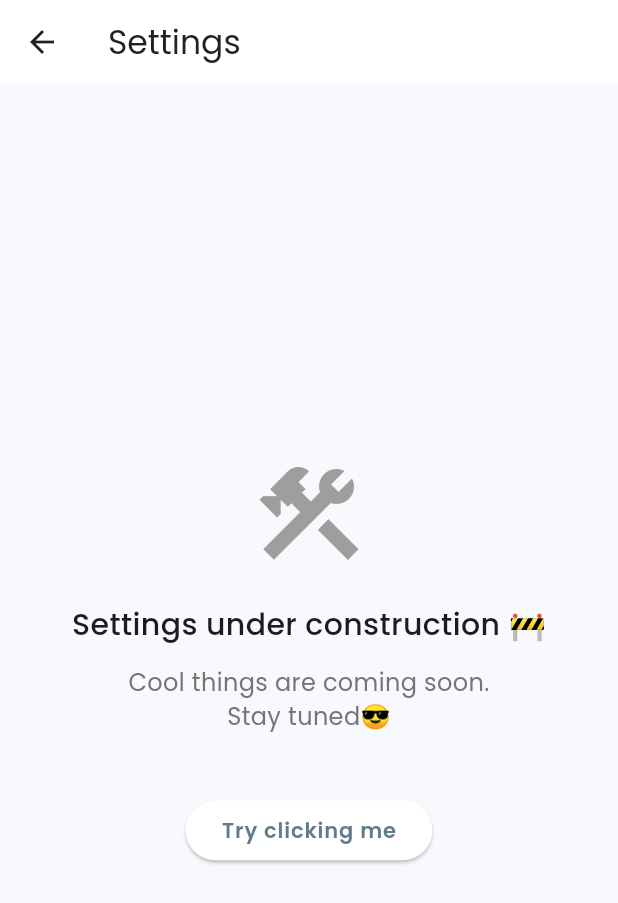
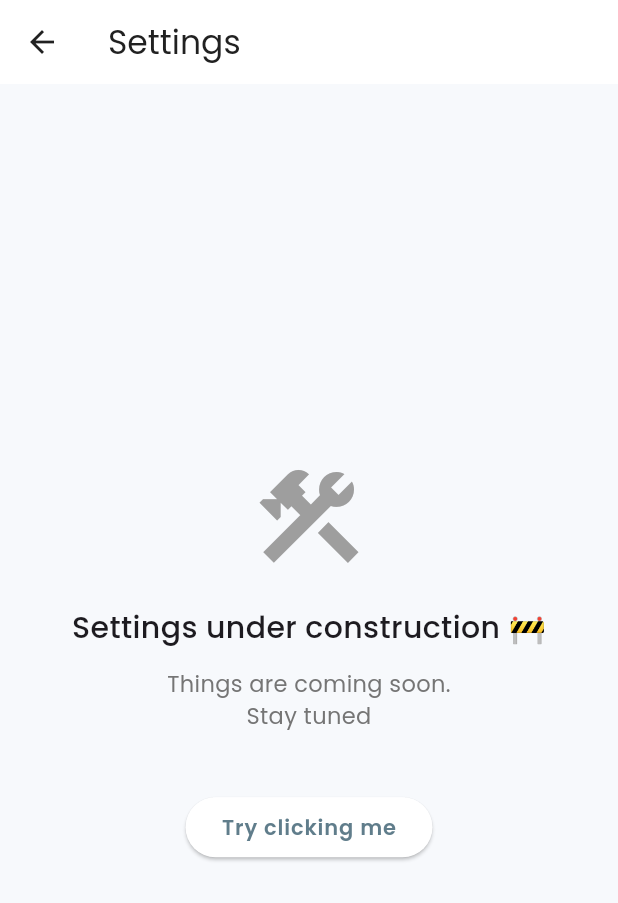
Before and after one commit to gaara40/QuickBill, a Flutter app: the SettingsScreen screen opened directly, on a phone screen of 412 x 824 dp. Shown: the top 903 px of the screen. Run offline on Flutter 3.47's test engine with Material 3 defaults, Android fonts, the phone set to English and light mode, and no system bars; our stand-ins replace firebase_auth, firebase_core, flutter_riverpod, google_fonts, hive, hive_flutter; accounts and stored records are empty.

Commit message:
Settings Screen

```diff
--- a/lib/screens/settings_screen.dart
+++ b/lib/screens/settings_screen.dart
@@ -25,9 +25,9 @@ class _SettingsScreenState extends State<SettingsScreen> {
             ),
             const SizedBox(height: 12),
             Text(
-              'Cool things are coming soon.\nStay tuned😎',
+              'Things are coming soon.\nStay tuned',
               textAlign: TextAlign.center,
-              style: TextStyle(fontSize: 16, color: Colors.grey[600]),
+              style: TextStyle(fontSize: 15, color: Colors.grey[600]),
             ),
             SizedBox(height: 40),
             WittyMessagesWidget(),
```
